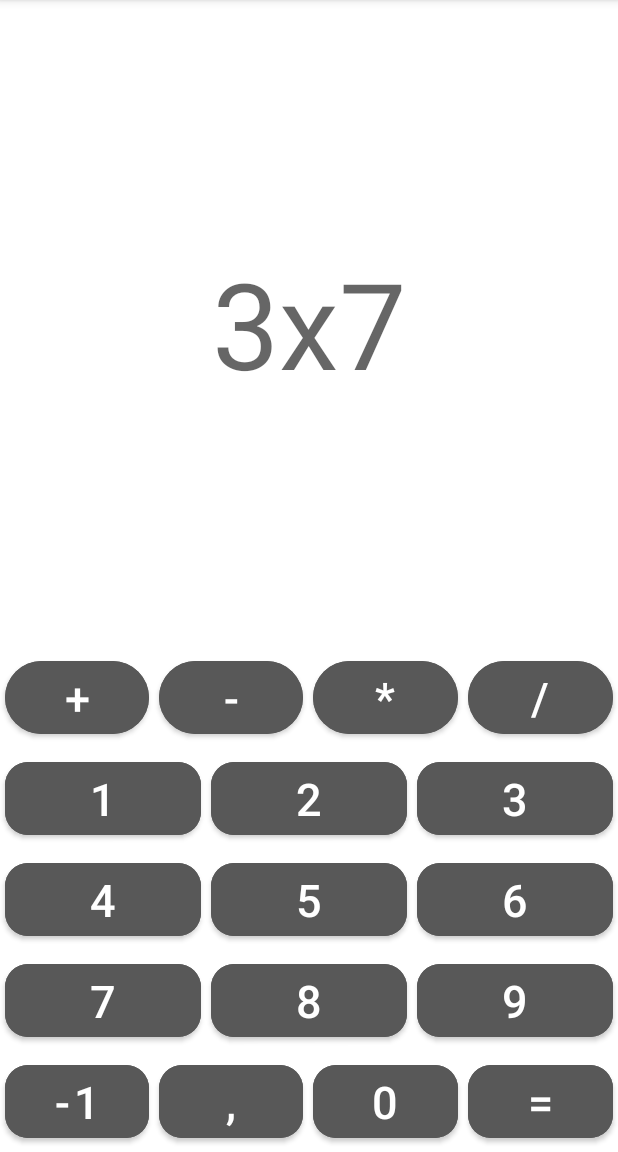
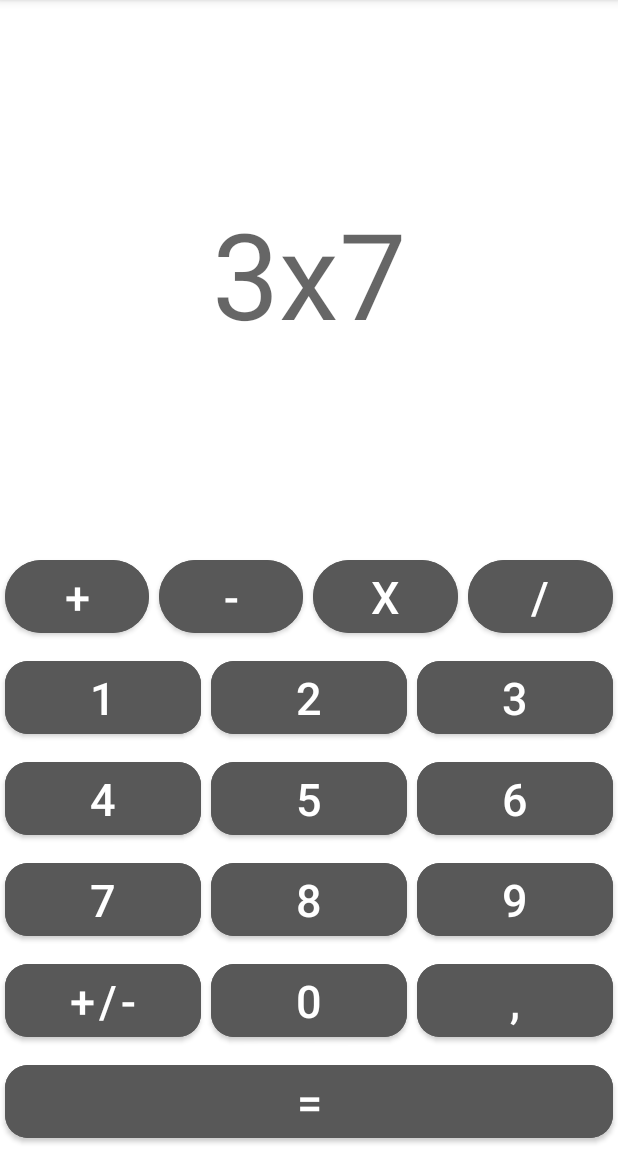
Before and after one commit to JustinF02/Projet-Android--Calculatrice, an Android app: the CalculActivity screen opened directly, with no data from a screen before it, on a phone screen of 412 x 824 dp, the part 84-1236 px from its top. Run offline under Robolectric (Android 15) with nearby library versions, the phone set to English and light mode, and no system bars.

```diff
--- a/app/src/main/java/com/jger/groupe4/view/LastComputeActivity.java
+++ b/app/src/main/java/com/jger/groupe4/view/LastComputeActivity.java
@@ -20,7 +20,7 @@ public class LastComputeActivity extends AppCompatActivity {
         super.onCreate(savedInstanceState);
         setContentView(R.layout.activity_last_compute);
         Button boutonPrecedent = findViewById(R.id.bouton_precedent);
-        TextView textViewCalcul = findViewById(R.id.lastCompute_textviewCalcul);
+        TextView textViewCalcul = findViewById(R.id.textviewResultat);
         boutonPrecedent.setOnClickListener(view -> retourneAuPrecedent());
         Intent intent =getIntent();
         premierElement = intent.getLongExtra("premierElement",0);
--- a/app/src/main/res/layout/activity_calcul.xml
+++ b/app/src/main/res/layout/activity_calcul.xml
@@ -37,10 +37,10 @@
                 android:layout_height="wrap_content"
                 android:layout_margin="3dp"
                 android:layout_weight="1"
+                android:backgroundTint="@color/mainThemeButton"
+                android:text="+"
                 android:textSize="30dp"
-                app:cornerRadius="32dp"
-                android:backgroundTint="@color/mainThemeButton"
-                android:text="+" />
+                app:cornerRadius="32dp" />
 
             <Button
                 android:id="@+id/button_substract"
@@ -48,10 +48,10 @@
                 android:layout_height="wrap_content"
                 android:layout_margin="3dp"
                 android:layout_weight="1"
+                android:backgroundTint="@color/mainThemeButton"
+                android:text="-"
                 android:textSize="30dp"
-                app:cornerRadius="32dp"
-                android:backgroundTint="@color/mainThemeButton"
-                android:text="-" />
+                app:cornerRadius="32dp" />
 
             <Button
                 android:id="@+id/button_multiply"
@@ -59,10 +59,10 @@
                 android:layout_height="wrap_content"
                 android:layout_margin="3dp"
                 android:layout_weight="1"
+                android:backgroundTint="@color/mainThemeButton"
+                android:text="x"
                 android:textSize="30dp"
-                app:cornerRadius="32dp"
-                android:backgroundTint="@color/mainThemeButton"
-                android:text="*" />
+                app:cornerRadius="32dp" />
 
             <Button
                 android:id="@+id/button_divide"
@@ -70,10 +70,10 @@
                 android:layout_height="wrap_content"
                 android:layout_margin="3dp"
                 android:layout_weight="1"
+                android:backgroundTint="@color/mainThemeButton"
+                android:text="/"
                 android:textSize="30dp"
-                app:cornerRadius="32dp"
-                android:backgroundTint="@color/mainThemeButton"
-                android:text="/" />
+                app:cornerRadius="32dp" />
         </LinearLayout>
 
         <LinearLayout
@@ -112,6 +112,7 @@
                 app:cornerRadius="15dp"
                 android:backgroundTint="@color/mainThemeButton"
                 android:text="3" />
+
         </LinearLayout>
 
         <LinearLayout
@@ -150,6 +151,7 @@
                 app:cornerRadius="15dp"
                 android:backgroundTint="@color/mainThemeButton"
                 android:text="6" />
+
         </LinearLayout>
 
         <LinearLayout
@@ -188,6 +190,7 @@
                 app:cornerRadius="15dp"
                 android:backgroundTint="@color/mainThemeButton"
                 android:text="9" />
+
         </LinearLayout>
 
         <LinearLayout
@@ -202,7 +205,18 @@
                 android:layout_margin="3dp"
                 android:layout_weight="1"
                 android:backgroundTint="@color/mainThemeButton"
-                android:text="-1"
+                android:text="+/-"
+                android:textSize="30dp"
+                app:cornerRadius="15dp" />
+
+            <Button
+                android:id="@+id/button_0"
+                android:layout_width="0dp"
+                android:layout_height="wrap_content"
+                android:layout_margin="3dp"
+                android:layout_weight="1"
+                android:backgroundTint="@color/mainThemeButton"
+                android:text="0"
                 android:textSize="30dp"
                 app:cornerRadius="15dp" />
 
@@ -217,16 +231,12 @@
                 android:textSize="30dp"
                 app:cornerRadius="15dp" />
 
-            <Button
-                android:id="@+id/button_0"
-                android:layout_width="0dp"
-                android:layout_height="wrap_content"
-                android:layout_margin="3dp"
-                android:layout_weight="1"
-                android:textSize="30dp"
-                app:cornerRadius="15dp"
-                android:backgroundTint="@color/mainThemeButton"
-                android:text="0" />
+        </LinearLayout>
+
+        <LinearLayout
+            android:layout_width="match_parent"
+            android:layout_height="wrap_content"
+            android:gravity="center">
 
             <Button
                 android:id="@+id/buttonCalc2"
@@ -238,7 +248,6 @@
                 android:text="="
                 android:textSize="30dp"
                 app:cornerRadius="15dp" />
-
         </LinearLayout>
     </LinearLayout>
 </androidx.constraintlayout.widget.ConstraintLayout>
```
Also changed, not shown: app/src/main/res/layout/activity_last_compute.xml (+16 -6 lines).
